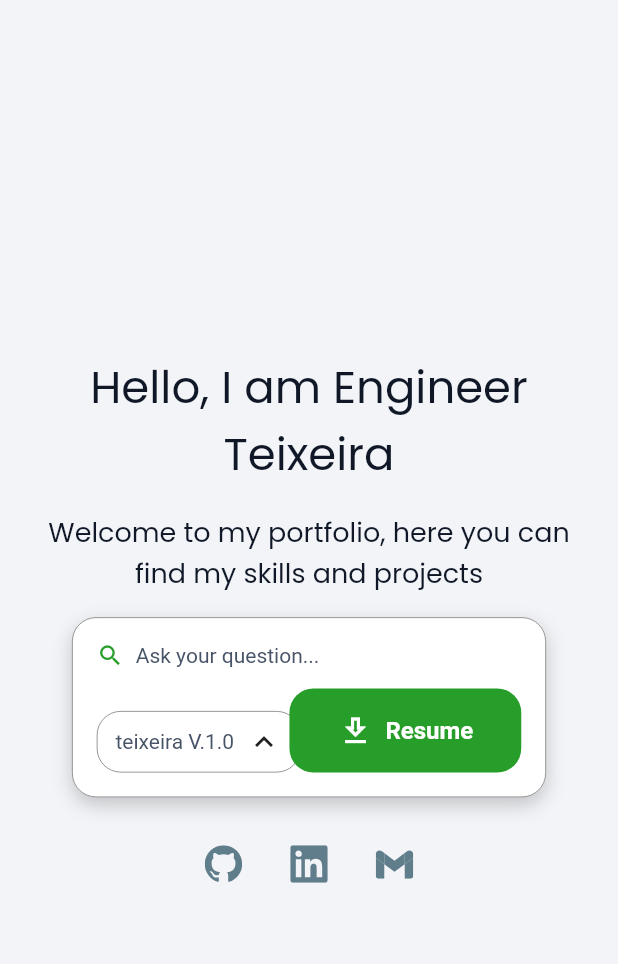
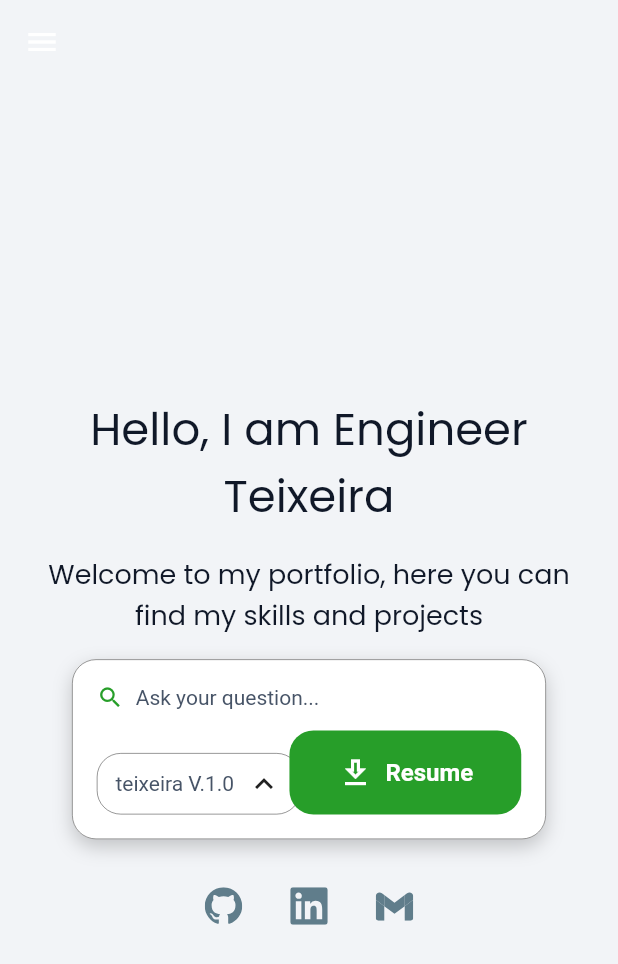
Before and after one commit to Teixeira49/portafolio, a Flutter app: the screen it shows after launch, on a phone screen of 412 x 824 dp. Shown: the top 964 px of the screen. Run offline on Flutter 3.47's test engine with Material 3 defaults, Android fonts, the phone set to English and light mode, and no system bars; our stand-ins replace equatable, flutter_bloc, flutter_svg, gap, get_it, google_fonts and 1 more; generated files the repository leaves out were written again.

Commit message:
fix responsive button for deploy drawer

```diff
--- a/lib/src/shared/presentation/widgets/base_layout.dart
+++ b/lib/src/shared/presentation/widgets/base_layout.dart
@@ -1,4 +1,3 @@
-
 // main_layout_page.dart
 
 import 'package:flutter/material.dart';
@@ -6,16 +5,17 @@ import 'package:flutter/material.dart';
 import 'navigator_panel.dart';
 
 class BaseLayoutPage extends StatefulWidget {
-  final Widget child; // El contenido principal que se mostrará a la derecha
+  final Widget child;
+  final Widget? title;
 
-  const BaseLayoutPage({super.key, required this.child});
+  const BaseLayoutPage({super.key, required this.child, this.title});
 
   @override
   State<BaseLayoutPage> createState() => _BaseLayoutPageState();
 }
 
 class _BaseLayoutPageState extends State<BaseLayoutPage> {
-  bool _isPanelOpen = true; // Por defecto, el panel está abierto
+  bool _isPanelOpen = true;
 
   void _togglePanel() {
     setState(() {
@@ -25,38 +25,29 @@ class _BaseLayoutPageState extends State<BaseLayoutPage> {
 
   @override
   Widget build(BuildContext context) {
-    // Usamos LayoutBuilder para obtener las dimensiones de la pantalla y hacerlo adaptable
     return LayoutBuilder(
       builder: (context, constraints) {
-        // Define los tamaños del panel
-        final double maxPanelWidth = 300.0; // Ancho máximo cuando está abierto
-        final double minPanelWidth = 80.0;  // Ancho mínimo cuando está colapsado
-        final bool isMobile = constraints.maxWidth < 600; // Define un punto de quiebre para móviles
+        final double maxPanelWidth = 300.0;
+        final double minPanelWidth = 80.0;
+        final bool isMobile = constraints.maxWidth < 600;
 
         final panelWidth = constraints.maxWidth * 0.25;
 
-        // Si es móvil, usamos un Drawer tradicional. Si no, usamos el panel persistente.
         if (isMobile) {
           return Scaffold(
-            drawer: NavigationPanel(
-              width: maxPanelWidth, // El drawer siempre tiene su ancho máximo
-            ),
+            appBar: AppBar(title: widget.title),
+            drawer: NavigationPanel(width: maxPanelWidth),
             body: widget.child,
           );
         } else {
-          // Layout para pantallas grandes (tablets, web, desktop)
           return Scaffold(
             body: Row(
               children: [
-                // Panel de Navegación Animado
                 NavigationPanel(
-                    width: _isPanelOpen ? panelWidth : minPanelWidth,
-                  ),
+                  width: _isPanelOpen ? panelWidth : minPanelWidth,
+                ),
 
-                // Contenido Principal
-                Expanded(
-                  child: widget.child, // Aquí va el contenido de la página (ej. tu chat)
-                ),
+                Expanded(child: widget.child),
               ],
             ),
           );
```
